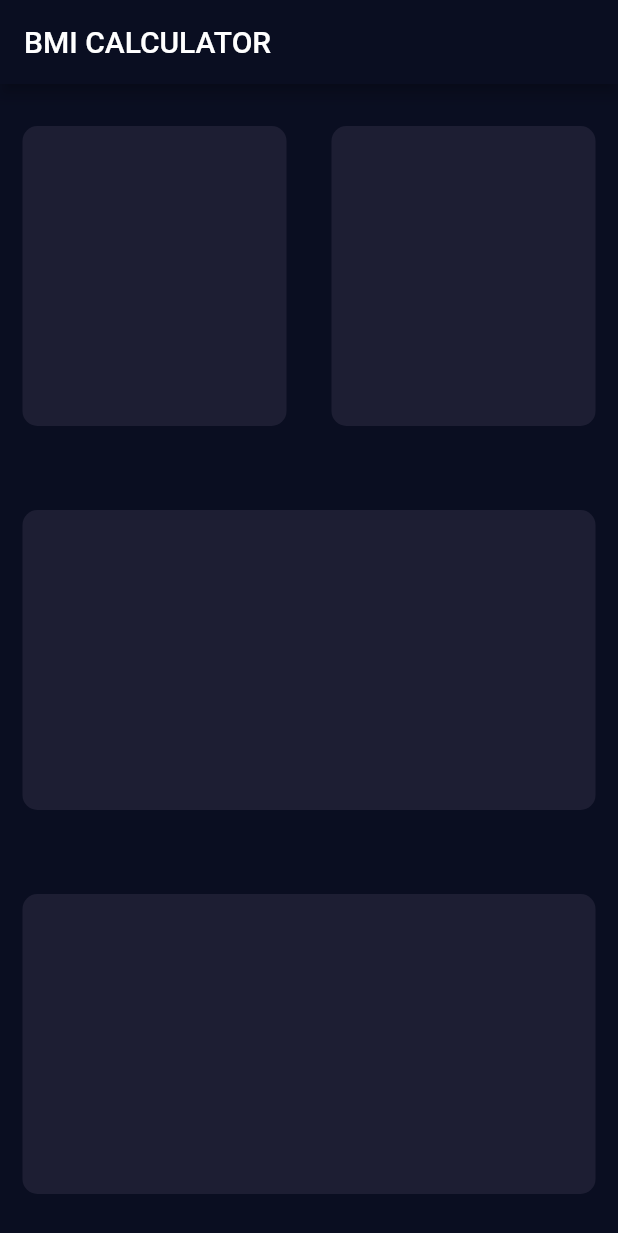
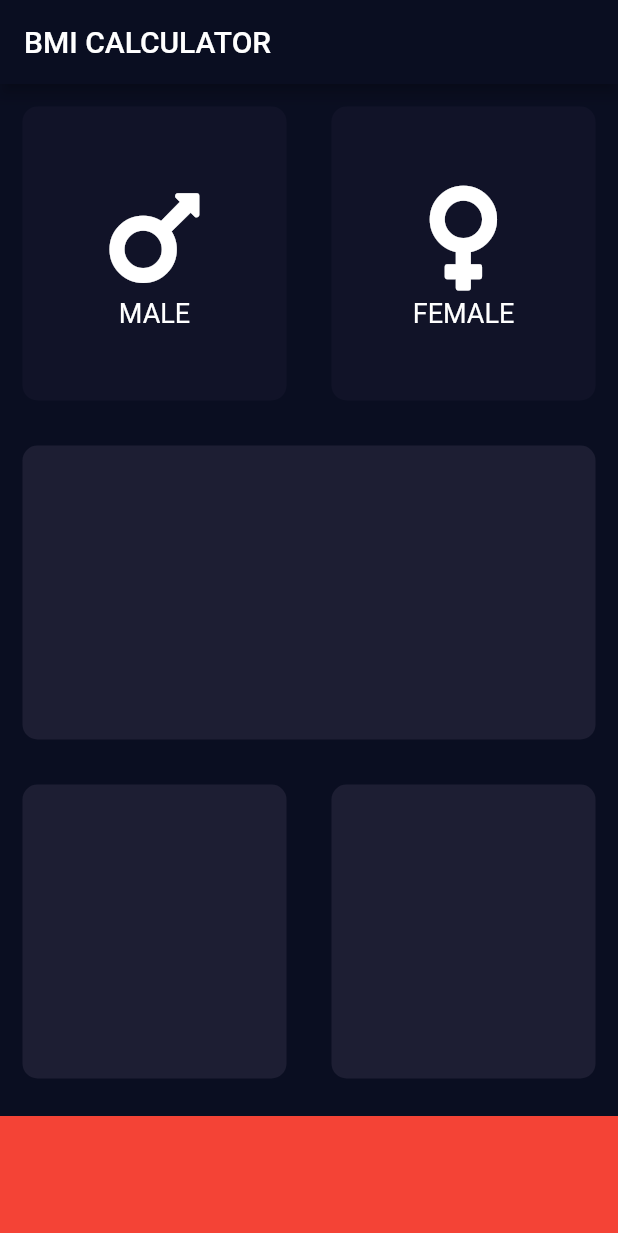
Before and after one commit to fomagran/Flutter-Example, a Flutter app: the screen it shows after launch, on a phone screen of 412 x 824 dp. Shown: the top 1233 px of the screen. Run offline on Flutter 3.47's test engine with Material 2 defaults, Android fonts, the light colour scheme and no system bars; our stand-ins replace font_awesome_flutter.

Commit message:
남자 여자 버튼 눌렀을때 색깔 바뀌게 적용

```diff
--- /dev/null
+++ b/lib/icon_content.dart
@@ -0,0 +1,26 @@
+import 'package:flutter/material.dart';
+
+class IconContent extends StatelessWidget {
+  IconContent({@required this.genderIcon, this.genderText});
+
+  final IconData genderIcon;
+  final String genderText;
+
+  @override
+  Widget build(BuildContext context) {
+    return Column(
+      mainAxisAlignment: MainAxisAlignment.center,
+      children: <Widget>[
+        Icon(
+          genderIcon,
+          size: 80.0,
+        ),
+        SizedBox(),
+        Text(
+          genderText,
+          style: TextStyle(fontSize: 18.0),
+        )
+      ],
+    );
+  }
+}
--- a/lib/input_page.dart
+++ b/lib/input_page.dart
@@ -1,4 +1,11 @@
 import 'package:flutter/material.dart';
+import 'package:font_awesome_flutter/font_awesome_flutter.dart';
+import 'reusable_card.dart';
+import 'icon_content.dart';
+
+const bottemContainerHeight = 80.0;
+const inactiveCardColor = Color(0xFF111328);
+const activeCardColor = Color(0xFF1D1E33);
 
 class InputPage extends StatefulWidget {
   @override
@@ -6,6 +13,27 @@ class InputPage extends StatefulWidget {
 }
 
 class _InputPageState extends State<InputPage> {
+  Color maleCardColor = inactiveCardColor;
+  Color femaleCardColor = inactiveCardColor;
+
+  void updateColor(int gender) {
+    if (gender == 1) {
+      if (maleCardColor == inactiveCardColor) {
+        maleCardColor = activeCardColor;
+        femaleCardColor = inactiveCardColor;
+      } else {
+        maleCardColor = inactiveCardColor;
+      }
+    } else if (gender == 2) {
+      if (femaleCardColor == inactiveCardColor) {
+        femaleCardColor = activeCardColor;
+        maleCardColor = inactiveCardColor;
+      } else {
+        femaleCardColor = inactiveCardColor;
+      }
+    }
+  }
+
   @override
   Widget build(BuildContext context) {
     return Scaffold(
@@ -17,41 +45,60 @@ class _InputPageState extends State<InputPage> {
             Expanded(
                 child: Row(
               children: [
-                Expanded(child: ReusableCard(colour: Color(0xFF1D1E33))),
-                Expanded(child: ReusableCard(colour: Color(0xFF1D1E33))),
+                Expanded(
+                    child: GestureDetector(
+                  onTap: () {
+                    setState(() {
+                      updateColor(1);
+                    });
+                  },
+                  child: ReusableCard(
+                      colour: maleCardColor,
+                      cardChild: IconContent(
+                        genderIcon: FontAwesomeIcons.mars,
+                        genderText: "MALE",
+                      )),
+                )),
+                Expanded(
+                    child: GestureDetector(
+                  onTap: () {
+                    setState(() {
+                      updateColor(2);
+                    });
+                  },
+                  child: ReusableCard(
+                      colour: femaleCardColor,
+                      cardChild: IconContent(
+                        genderIcon: FontAwesomeIcons.venus,
+                        genderText: "FEMALE",
+                      )),
+                )),
               ],
             )),
             Expanded(
                 child: Row(
               children: [
-                Expanded(child: ReusableCard(colour: Color(0xFF1D1E33))),
+                Expanded(child: ReusableCard(colour: activeCardColor)),
               ],
             )),
             Expanded(
                 child: Row(
               children: [
                 Expanded(
-                  child: ReusableCard(colour: Color(0xFF1D1E33)),
+                  child: ReusableCard(colour: activeCardColor),
+                ),
+                Expanded(
+                  child: ReusableCard(colour: activeCardColor),
                 )
               ],
             )),
+            Container(
+              color: Colors.red,
+              margin: EdgeInsets.only(top: 10.0),
+              width: double.infinity,
+              height: bottemContainerHeight,
+            )
           ],
         ));
   }
 }
-
-class ReusableCard extends StatelessWidget {
-  ReusableCard({@required this.colour});
-
-  final Color colour;
-  @override
-  Widget build(BuildContext context) {
-    return Container(
-      margin: EdgeInsets.all(15.0),
-      decoration: BoxDecoration(
-          color: colour, borderRadius: BorderRadius.circular(10.0)),
-      height: 200.0,
-      width: 170.0,
-    );
-  }
-}
--- /dev/null
+++ b/lib/reusable_card.dart
@@ -0,0 +1,20 @@
+import 'package:flutter/material.dart';
+
+class ReusableCard extends StatelessWidget {
+  ReusableCard({@required this.colour, this.cardChild});
+
+  final Color colour;
+  final Widget cardChild;
+
+  @override
+  Widget build(BuildContext context) {
+    return Container(
+      child: cardChild,
+      margin: EdgeInsets.all(15.0),
+      decoration: BoxDecoration(
+          color: colour, borderRadius: BorderRadius.circular(10.0)),
+      height: 200.0,
+      width: 170.0,
+    );
+  }
+}
--- a/pubspec.yaml
+++ b/pubspec.yaml
@@ -28,6 +28,7 @@ dependencies:
   # The following adds the Cupertino Icons font to your application.
   # Use with the CupertinoIcons class for iOS style icons.
   cupertino_icons: ^1.0.2
+  font_awesome_flutter: ^8.4.0
 
 dev_dependencies:
   flutter_test:
```
Also changed, not shown: pubspec.lock.
